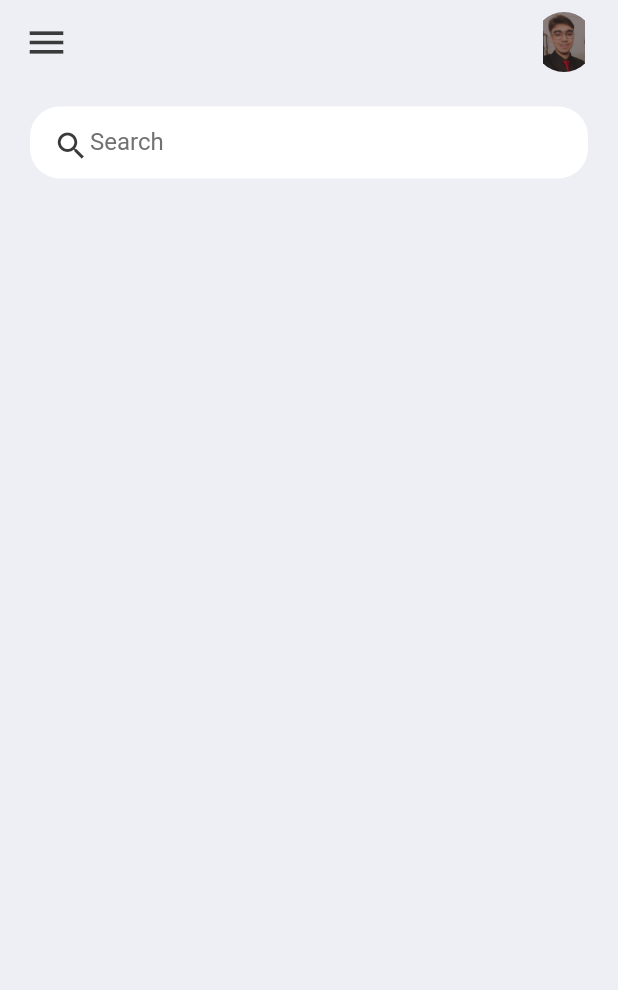
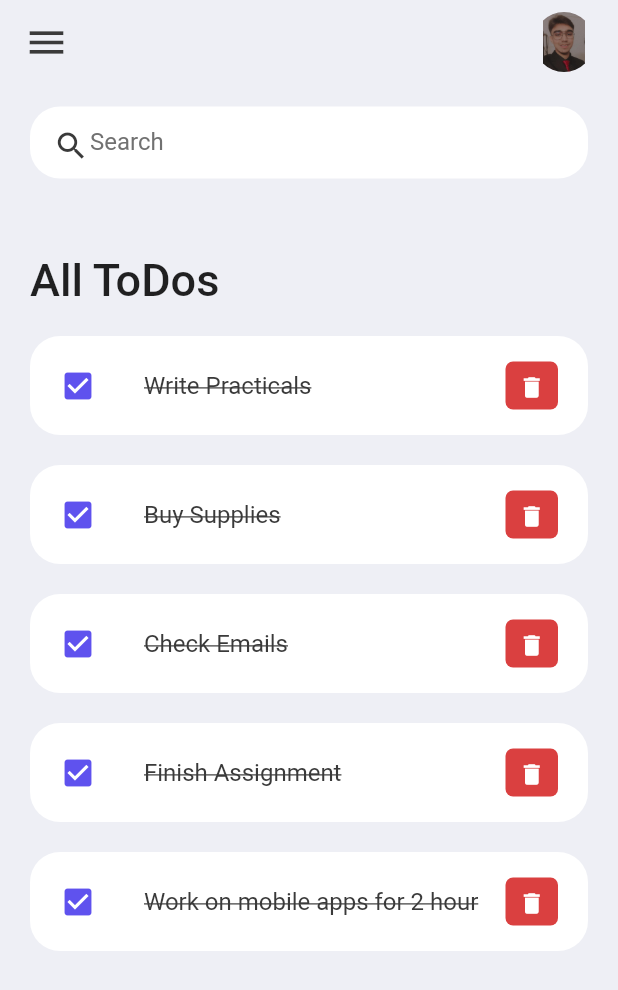
Before and after one commit to git-ADG/ToDo-List, a Flutter app: the screen it shows after launch, on a phone screen of 412 x 824 dp. Shown: the top 990 px of the screen. Run offline on Flutter 3.47's test engine with Material 2 defaults, Android fonts, the phone set to English and light mode, and no system bars.

Commit message:
added list

```diff
--- /dev/null
+++ b/lib/model/todo.dart
@@ -0,0 +1,21 @@
+class ToDo {
+  String? id;
+  String? todoText;
+  bool isDone;
+
+  ToDo({
+    required this.id,
+    required this.todoText,
+    this.isDone = false,
+  });
+
+  static List<ToDo> todoList() {
+    return [
+      ToDo(id: '01', todoText: 'Write Practicals', isDone: true ),
+      ToDo(id: '02', todoText: 'Buy Supplies', isDone: true ),
+      ToDo(id: '03', todoText: 'Check Emails', ),
+      ToDo(id: '04', todoText: 'Finish Assignment', ),
+      ToDo(id: '05', todoText: 'Work on mobile apps for 2 hour', ),
+    ];
+  }
+}
--- a/lib/screens/home.dart
+++ b/lib/screens/home.dart
@@ -1,8 +1,12 @@
 import 'package:flutter/material.dart';
 import 'package:todo_list/constants/colors.dart';
+import 'package:todo_list/model/todo.dart';
+import 'package:todo_list/widgets/todo_item.dart';
 
 class Home extends StatelessWidget {
-  const Home({Key? key}) : super(key: key);
+   Home({Key? key}) : super(key: key);
+
+  final todoslist= ToDo.todoList();
 
   @override
   Widget build(BuildContext context) {
@@ -13,7 +17,19 @@ class Home extends StatelessWidget {
         padding: EdgeInsets.symmetric(horizontal: 20,vertical: 15),
         child: Column(
           children: [
-           SearchBar()
+           SearchBar(),
+            Expanded(
+              child: ListView(
+                children: [
+                  Container(
+                    margin: EdgeInsets.only(top: 50,bottom: 20),
+                    child: Text('All ToDos',style: TextStyle(fontSize: 30,fontWeight: FontWeight.w500),),
+                  ),
+                  for(ToDo todo in todoslist)
+                    ToDoItem(toDo: todo,),
+                ],
+              ),
+            )
           ],
         ),
       ),
--- /dev/null
+++ b/lib/widgets/todo_item.dart
@@ -0,0 +1,45 @@
+import 'package:flutter/material.dart';
+import 'package:todo_list/constants/colors.dart';
+import 'package:todo_list/model/todo.dart';
+
+class ToDoItem extends StatelessWidget {
+  final ToDo toDo;
+
+  const ToDoItem({Key? key,required this.toDo}) : super(key: key);
+
+  @override
+  Widget build(BuildContext context) {
+    return Container(
+      margin: EdgeInsets.only(bottom: 20),
+      child: ListTile(
+        onTap: (){
+          print('clicked on list item');
+        },
+        shape: RoundedRectangleBorder(borderRadius: BorderRadius.circular(20)),
+        contentPadding: EdgeInsets.symmetric(horizontal: 20,vertical: 5),
+        tileColor: Colors.white,
+        leading: Icon(Icons.check_box,color: tdBlue,),
+        title: Text(
+          toDo.todoText!,
+          style: TextStyle(
+            fontSize: 16,
+            color: tdBlack,
+        decoration: TextDecoration.lineThrough),
+        ),
+        trailing: Container(
+          padding: EdgeInsets.all(0),
+          margin: EdgeInsets.symmetric(vertical: 12,),
+          height: 35,width: 35,
+        decoration: BoxDecoration(color: tdRed,borderRadius: BorderRadius.circular(5)),
+        child: IconButton(
+          color: Colors.white,
+          iconSize: 18,
+          icon: Icon(Icons.delete),
+          onPressed: (){
+            print('clicked on delete icon');
+          },
+        ),),
+      ),
+    );
+  }
+}
```
